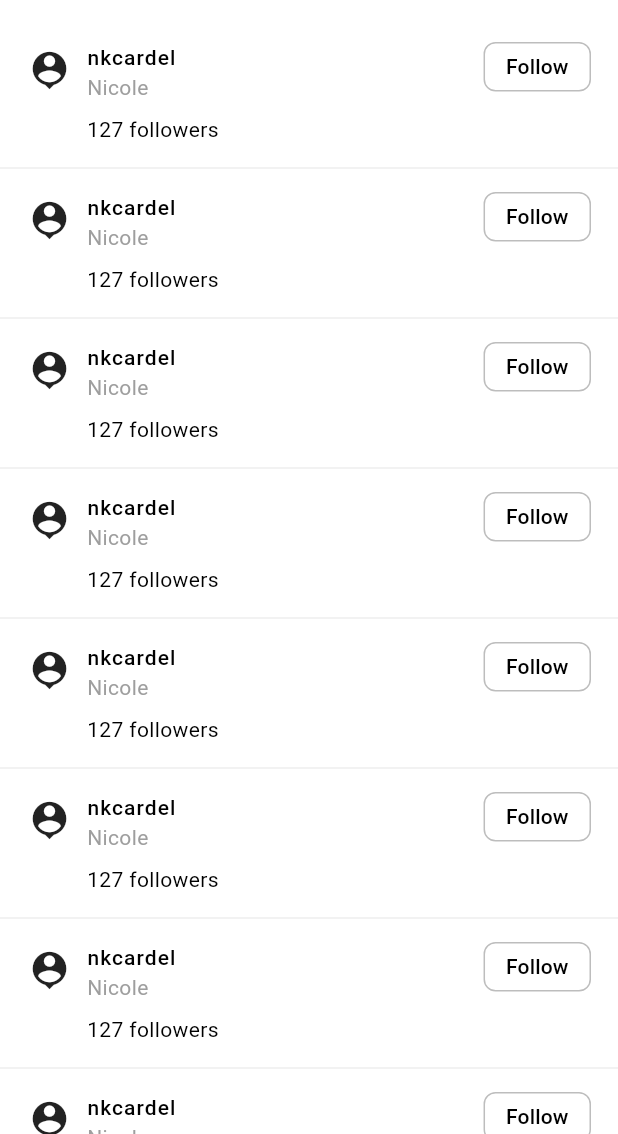
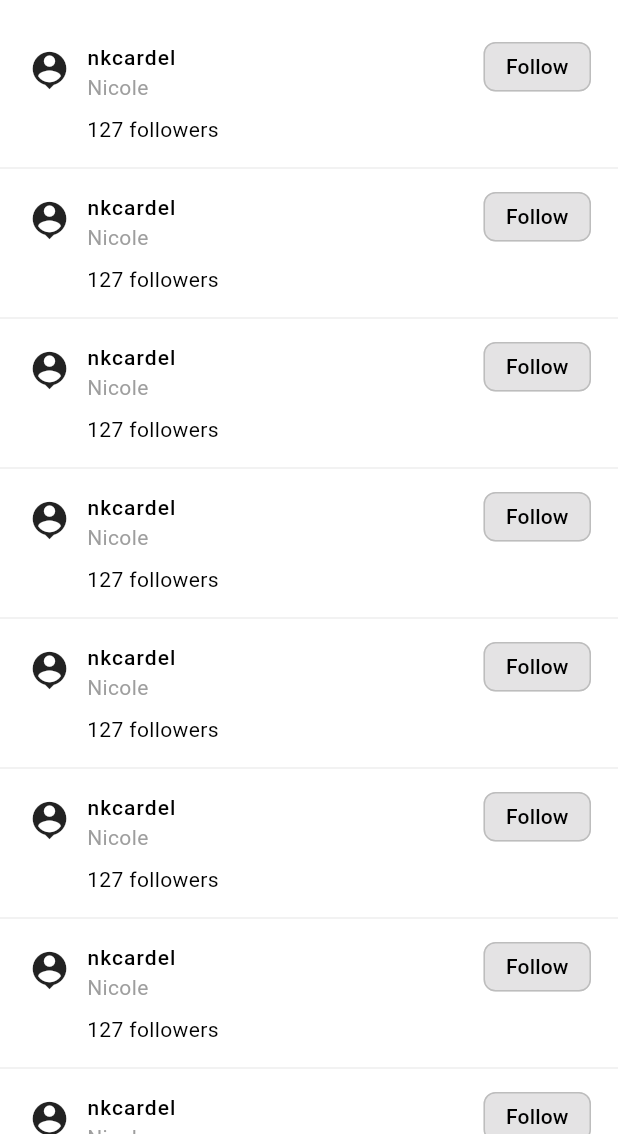
Before and after one commit to emman2k1725/flutter-workshop-app, a Flutter app: the SearchPage screen opened directly, on a phone screen of 412 x 824 dp, the part 102-1236 px from its top. Run offline on Flutter 3.47's test engine with Material 3 defaults, Android fonts, the phone set to English and light mode, and no system bars; our stand-ins replace flutter_svg.

```diff
--- a/lib/components/custom_button.dart
+++ b/lib/components/custom_button.dart
@@ -15,6 +15,7 @@ enum CustomPrimaryButtonType {
 class CustomButton extends StatelessWidget {
   final void Function()? onPressed;
   final String? text;
+  final Color? buttonColor;
   final CustomButtonType type;
   final CustomPrimaryButtonType primaryButtonType;
 
@@ -22,6 +23,7 @@ class CustomButton extends StatelessWidget {
     super.key,
     this.onPressed,
     this.text,
+    this.buttonColor,
     this.type = CustomButtonType.primary,
     this.primaryButtonType = CustomPrimaryButtonType.follow,
   });
@@ -63,7 +65,7 @@ class CustomButton extends StatelessWidget {
         buttonStyle = ElevatedButton.styleFrom(
           elevation: 0,
           foregroundColor: Colors.white,
-          backgroundColor: Colors.black,
+          backgroundColor: buttonColor ?? Colors.black,
           shape: RoundedRectangleBorder(
             borderRadius: BorderRadius.circular(20.0),
           ),
@@ -77,7 +79,7 @@ class CustomButton extends StatelessWidget {
     return SizedBox(
       height: 33,
       child: ElevatedButton(
-        onPressed: onPressed ?? () {},
+        onPressed: onPressed,
         style: buttonStyle,
         child: Text(
           text ?? textButton,
--- a/lib/components/custom_text_field.dart
+++ b/lib/components/custom_text_field.dart
@@ -4,16 +4,21 @@ import 'package:flutter_workshop_app/styles/textstyles.dart';
 enum CustomTextFieldType {
   search,
   createPost,
+  login,
+  password,
 }
 
 class CustomTextField extends StatefulWidget {
   final TextEditingController controller;
   final Function(String)? onChanged;
+  final String? labelText;
   final CustomTextFieldType type;
+
   const CustomTextField({
     super.key,
     required this.controller,
     this.onChanged,
+    this.labelText,
     this.type = CustomTextFieldType.search,
   });
 
@@ -23,6 +28,25 @@ class CustomTextField extends StatefulWidget {
 
 class _CustomTextFieldState extends State<CustomTextField> {
   Widget widgetType = const SizedBox();
+  bool showPassword = false;
+  FocusNode focusNode = FocusNode();
+  Color borderColor = Colors.grey;
+
+  @override
+  void initState() {
+    super.initState();
+    focusNode.addListener(() {
+      setState(() {
+        borderColor = focusNode.hasFocus ? Colors.black : Colors.grey;
+      });
+    });
+  }
+
+  @override
+  void dispose() {
+    focusNode.dispose();
+    super.dispose();
+  }
 
   @override
   Widget build(BuildContext context) {
@@ -67,6 +91,7 @@ class _CustomTextFieldState extends State<CustomTextField> {
             widget.onChanged;
           },
         );
+        break;
       case CustomTextFieldType.createPost:
         widgetType = TextFormField(
           controller: widget.controller,
@@ -89,6 +114,105 @@ class _CustomTextFieldState extends State<CustomTextField> {
             widget.onChanged;
           },
         );
+        break;
+      case CustomTextFieldType.login:
+        widgetType = Container(
+          decoration: BoxDecoration(
+            border: Border.all(
+              color: borderColor,
+            ),
+            borderRadius: BorderRadius.circular(12),
+          ),
+          child: Center(
+            child: TextFormField(
+              focusNode: focusNode,
+              controller: widget.controller,
+              cursorColor: Colors.grey,
+              style: TextStyles.bodyText,
+              decoration: InputDecoration(
+                isDense: true,
+                labelText: widget.labelText ?? 'Username',
+                labelStyle: TextStyles.bodyText.copyWith(color: Colors.grey),
+                floatingLabelStyle: TextStyles.bodyText
+                    .copyWith(color: Colors.black.withOpacity(0.7)),
+                contentPadding:
+                    const EdgeInsets.symmetric(vertical: 12.0, horizontal: 15),
+                border: InputBorder.none,
+                filled: false,
+                suffixIcon: widget.controller.text.isNotEmpty &&
+                        widget.controller.text != ''
+                    ? InkWell(
+                        onTap: () {
+                          widget.controller.clear();
+                        },
+                        child: const Icon(
+                          Icons.close,
+                          color: Colors.grey,
+                          size: 25,
+                        ),
+                      )
+                    : const SizedBox(),
+              ),
+              onChanged: (value) {
+                setState(() {});
+                widget.onChanged;
+              },
+            ),
+          ),
+        );
+        break;
+      case CustomTextFieldType.password:
+        widgetType = Container(
+          decoration: BoxDecoration(
+            border: Border.all(
+              color: borderColor,
+            ),
+            borderRadius: BorderRadius.circular(12),
+          ),
+          child: Center(
+            child: TextFormField(
+              focusNode: focusNode,
+              controller: widget.controller,
+              cursorColor: Colors.grey,
+              style: TextStyles.bodyText,
+              obscureText: !showPassword,
+              obscuringCharacter: '•',
+              decoration: InputDecoration(
+                  isDense: true,
+                  labelText: widget.labelText ?? 'Username',
+                  labelStyle: TextStyles.bodyText.copyWith(color: Colors.grey),
+                  floatingLabelStyle: TextStyles.bodyText
+                      .copyWith(color: Colors.black.withOpacity(0.7)),
+                  contentPadding: const EdgeInsets.symmetric(
+                      vertical: 12.0, horizontal: 15),
+                  border: InputBorder.none,
+                  filled: false,
+                  suffixIcon: widget.controller.text.isNotEmpty &&
+                          widget.controller.text != ''
+                      ? InkWell(
+                          onTap: () {
+                            setState(() {
+                              showPassword = !showPassword;
+                            });
+                          },
+                          child: Icon(
+                            showPassword == true
+                                ? Icons.visibility_outlined
+                                : Icons.visibility_off_outlined,
+                            color: Colors.grey,
+                            size: 22,
+                          ),
+                        )
+                      : const SizedBox()),
+              onChanged: (value) {
+                setState(() {});
+                widget.onChanged;
+              },
+            ),
+          ),
+        );
+
+        break;
     }
 
     return widgetType;
--- a/lib/main.dart
+++ b/lib/main.dart
@@ -1,5 +1,5 @@
 import 'package:flutter/material.dart';
-import 'components/bottom_navbar.dart';
+import 'package:flutter_workshop_app/screens.dart';
 
 void main() {
   runApp(const MyApp());
@@ -16,6 +16,6 @@ class MyApp extends StatelessWidget {
           fontFamily: 'Roboto',
           useMaterial3: true,
         ),
-        home: const BottomNavbar());
+        home: const LoginPage());
   }
 }
--- a/lib/screens.dart
+++ b/lib/screens.dart
@@ -3,6 +3,7 @@ export 'screens/create_post_page.dart';
 export 'screens/notifications_page.dart';
 export 'screens/search_page.dart';
 export 'screens/account_page.dart';
+export 'screens/login_page.dart';
 
 // notifications
 export 'screens/notifications/notifications_all.dart';
--- /dev/null
+++ b/lib/styles.dart
@@ -0,0 +1,3 @@
+export 'styles/assets.dart';
+export 'styles/colors.dart';
+export 'styles/textstyles.dart';
--- /dev/null
+++ b/lib/styles/assets.dart
@@ -0,0 +1,6 @@
+class Assets {
+  Assets._();
+
+  static const threadsLogo = 'assets/threads-logo.svg';
+  static const instagramLogo = 'assets/instagram-logo.svg';
+}
--- a/lib/styles/colors.dart
+++ b/lib/styles/colors.dart
@@ -4,4 +4,5 @@ class CustomColors {
   CustomColors._();
 
   static const Color lightGrey = Color(0xFFFAFAFA);
+  static const Color blue = Color(0xFF1777F2);
 }
```
Also changed, not shown: lib/screens/login_page.dart (added, +77 -0 lines), assets/instagram-logo.svg (added).
